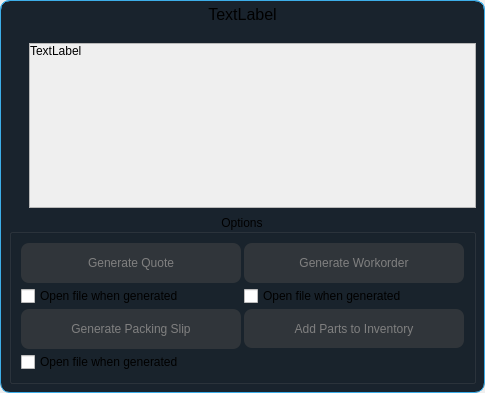
The window that ui/generate_quote_dialog.ui (TheCodingJsoftware/Invigo) describes before a commit, drawn with Qt 5.
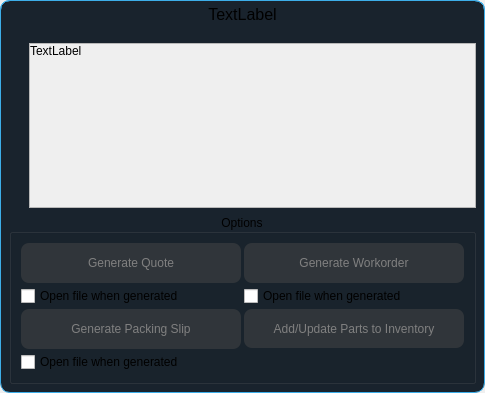
The same window after the commit.

Diff of the .ui file:
```diff
--- a/ui/generate_quote_dialog.ui
+++ b/ui/generate_quote_dialog.ui
@@ -308,7 +308,7 @@
 }</string>
                </property>
                <property name="text">
-                <string>Add Parts to Inventory</string>
+                <string>Add/Update Parts to Inventory</string>
                </property>
                <property name="checkable">
                 <bool>true</bool>
```
